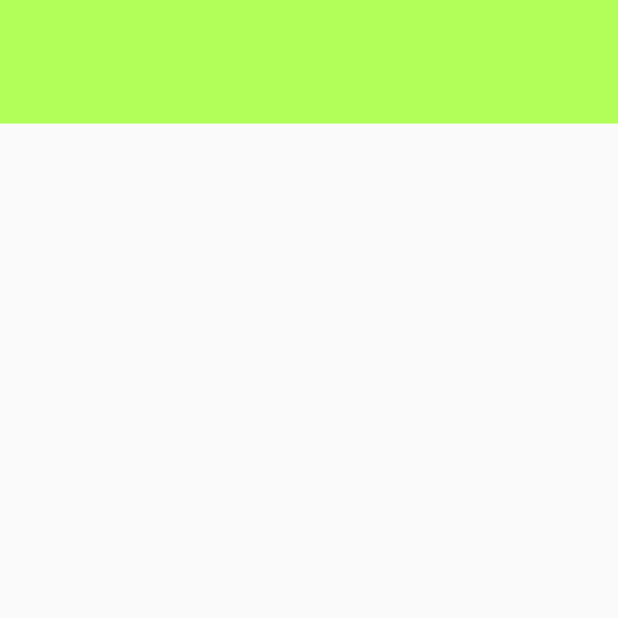
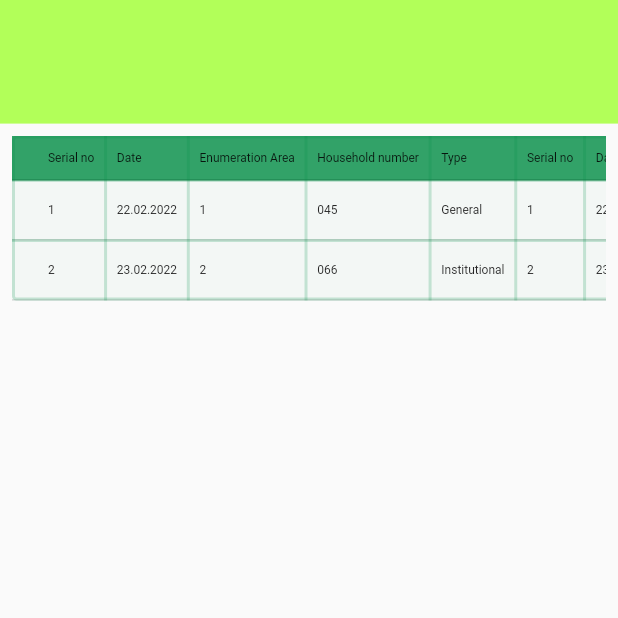
Before and after one commit to NafiuNoman/BBS_flutter, a Flutter app: the screen it shows after launch, on a phone screen of 412 x 824 dp, the top half of it. Run offline on Flutter 3.47's test engine with Material 2 defaults, Android fonts, the phone set to English and light mode, and no system bars; our stand-ins replace google_maps_flutter.

Commit message:
table making ongoing

```diff
--- a/lib/pages/data_collection_list_page.dart
+++ b/lib/pages/data_collection_list_page.dart
@@ -1,3 +1,4 @@
+import 'package:bbs_app/styles/table_style.dart';
 import 'package:flutter/material.dart';
 
 class DataCollectionListPage extends StatelessWidget {
@@ -15,7 +16,77 @@ class DataCollectionListPage extends StatelessWidget {
                 color: Colors.lightGreenAccent,
               ),
             ),
-          DataTable(columns: [], rows: [])
+            Padding(
+              padding: const EdgeInsets.all(8.0),
+              child: SingleChildScrollView(
+                scrollDirection: Axis.horizontal,
+                child: DataTable(
+
+                  columnSpacing: 15,
+                  headingRowHeight: 30,
+                  dataRowHeight: 40,
+                  headingTextStyle: TextStyle(fontSize: 8,),
+                  dataTextStyle: const TextStyle(fontSize: 8,color: tableDataTextColor),
+
+                  showBottomBorder: true,
+                  headingRowColor: MaterialStateProperty.all(tableHeadingRowFillColor),
+                  dataRowColor: MaterialStateProperty.all(tableRowFillColor),
+                  border: TableBorder(
+                    borderRadius: BorderRadius.circular(3),
+                    top: borderSide,
+                    bottom: borderSide,
+                    left: borderSide,
+                    right: borderSide,
+                    horizontalInside: borderSide,
+                    verticalInside: borderSide,
+
+                  ),
+
+                  columns: const [
+                    DataColumn(label: Expanded(child: Text('Serial no'))),
+                    DataColumn(label: Expanded(child: Text('Date'))),
+                    DataColumn(label: Expanded(child: Text('Enumeration Area'))),
+                    DataColumn(label: Expanded(child: Text('Household number'))),
+                    DataColumn(label: Expanded(child: Text('Type'))),
+                    ////
+                    DataColumn(label: Expanded(child: Text('Serial no'))),
+                    DataColumn(label: Expanded(child: Text('Date'))),
+                    DataColumn(label: Expanded(child: Text('Enumeration Area'))),
+                    DataColumn(label: Expanded(child: Text('Household number'))),
+                    DataColumn(label: Expanded(child: Text('Type'))),
+
+                  ],
+                  rows: [
+                    DataRow(cells: [
+                      DataCell(Text('1')),
+                      DataCell(Text('22.02.2022')),
+                      DataCell(Text('1')),
+                      DataCell(Text('045')),
+                      DataCell(Text('General')),
+                      ///////
+                      DataCell(Text('1')),
+                      DataCell(Text('22.02.2022')),
+                      DataCell(Text('1')),
+                      DataCell(Text('045')),
+                      DataCell(Text('General')),
+                    ]),
+                    DataRow(cells: [
+                      DataCell(Text('2')),
+                      DataCell(Text('23.02.2022')),
+                      DataCell(Text('2')),
+                      DataCell(Text('066')),
+                      DataCell(Text('Institutional')),
+                      /////////////
+                      DataCell(Text('2')),
+                      DataCell(Text('23.02.2022')),
+                      DataCell(Text('2')),
+                      DataCell(Text('066')),
+                      DataCell(Text('Institutional')),
+                    ]),
+                  ],
+                ),
+              ),
+            ),
           ],
         ),
       ),
--- /dev/null
+++ b/lib/styles/table_style.dart
@@ -0,0 +1,10 @@
+import 'package:flutter/material.dart';
+
+const Color tableStrokeColor = Color.fromRGBO(0, 140, 68, 0.2);
+const Color tableRowFillColor = Color.fromRGBO(0, 140, 68, 0.03);
+const Color tableHeadingRowFillColor = Color.fromRGBO(0, 140, 68, 0.8);
+const Color tableDataTextColor = Color.fromRGBO(38, 38, 38, 1);
+const borderSide = BorderSide(
+  width: 2,
+  color:tableStrokeColor ,
+);
```
Also changed, not shown: 1 other file.
